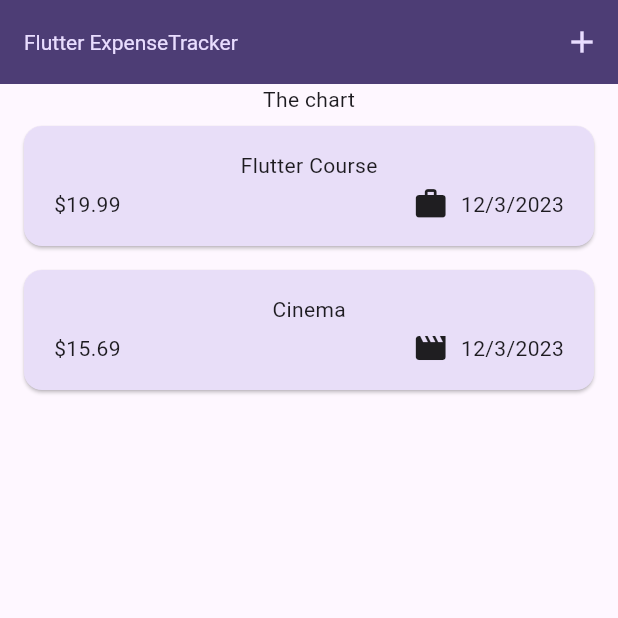
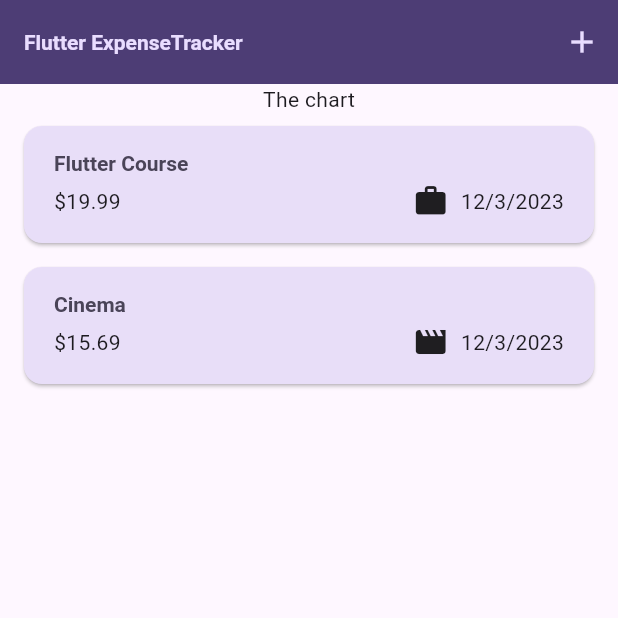
Before and after one commit to trosa-dev/flutter-expense-tracker, a Flutter app: the screen it shows after launch, on a phone screen of 412 x 824 dp, the top half of it. Run offline on Flutter 3.47's test engine with Material 3 defaults, Android fonts, the phone set to English and light mode, and no system bars.

Commit message:
style: using theme styles

```diff
--- a/lib/main.dart
+++ b/lib/main.dart
@@ -36,7 +36,7 @@ class MyApp extends StatelessWidget {
         ),
         textTheme: ThemeData().textTheme.copyWith(
               titleLarge: TextStyle(
-                fontWeight: FontWeight.normal,
+                fontWeight: FontWeight.bold,
                 color: kColorScheme.onSecondaryContainer,
                 fontSize: 14,
               ),
--- a/lib/widgets/expenses/widgets/expenses_list/expenses_list.dart
+++ b/lib/widgets/expenses/widgets/expenses_list/expenses_list.dart
@@ -17,6 +17,11 @@ class ExpensesList extends StatelessWidget {
     return ListView.builder(
       itemCount: expenses.length,
       itemBuilder: (ctx, index) => Dismissible(
+        background: Container(
+            color: Theme.of(context).colorScheme.error.withOpacity(0.75),
+            margin: EdgeInsets.symmetric(
+              horizontal: Theme.of(context).cardTheme.margin!.horizontal,
+            )),
         onDismissed: (direction) {
           onRemoveExpense(expenses[index]);
         },
--- a/lib/widgets/expenses/widgets/expenses_list/widgets/expense_item.dart
+++ b/lib/widgets/expenses/widgets/expenses_list/widgets/expense_item.dart
@@ -15,8 +15,12 @@ class ExpenseItem extends StatelessWidget {
           vertical: 16,
         ),
         child: Column(
+          crossAxisAlignment: CrossAxisAlignment.start,
           children: [
-            Text(expense.title),
+            Text(
+              expense.title,
+              style: Theme.of(context).textTheme.titleLarge,
+            ),
             const SizedBox(height: 4),
             Row(
               children: [
```
